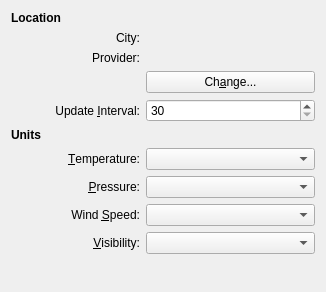
Above: libs/plasmaweather/weatherconfig.ui from KDE/kdeplasma-addons before the change. Below: the same form after it.
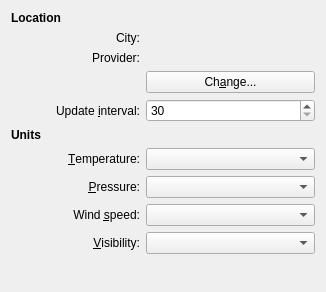
That is the form after the change. Custom widgets are drawn as their Qt base class.

```diff
--- a/libs/plasmaweather/weatherconfig.ui
+++ b/libs/plasmaweather/weatherconfig.ui
@@ -125,7 +125,7 @@
       </size>
      </property>
      <property name="text">
-      <string>Update &amp;Interval:</string>
+      <string>Update &amp;interval:</string>
      </property>
      <property name="alignment">
       <set>Qt::AlignRight|Qt::AlignTrailing|Qt::AlignVCenter</set>
@@ -234,7 +234,7 @@
       </size>
      </property>
      <property name="text">
-      <string>Wind &amp;Speed:</string>
+      <string>Wind &amp;speed:</string>
      </property>
      <property name="alignment">
       <set>Qt::AlignRight|Qt::AlignTrailing|Qt::AlignVCenter</set>
```
